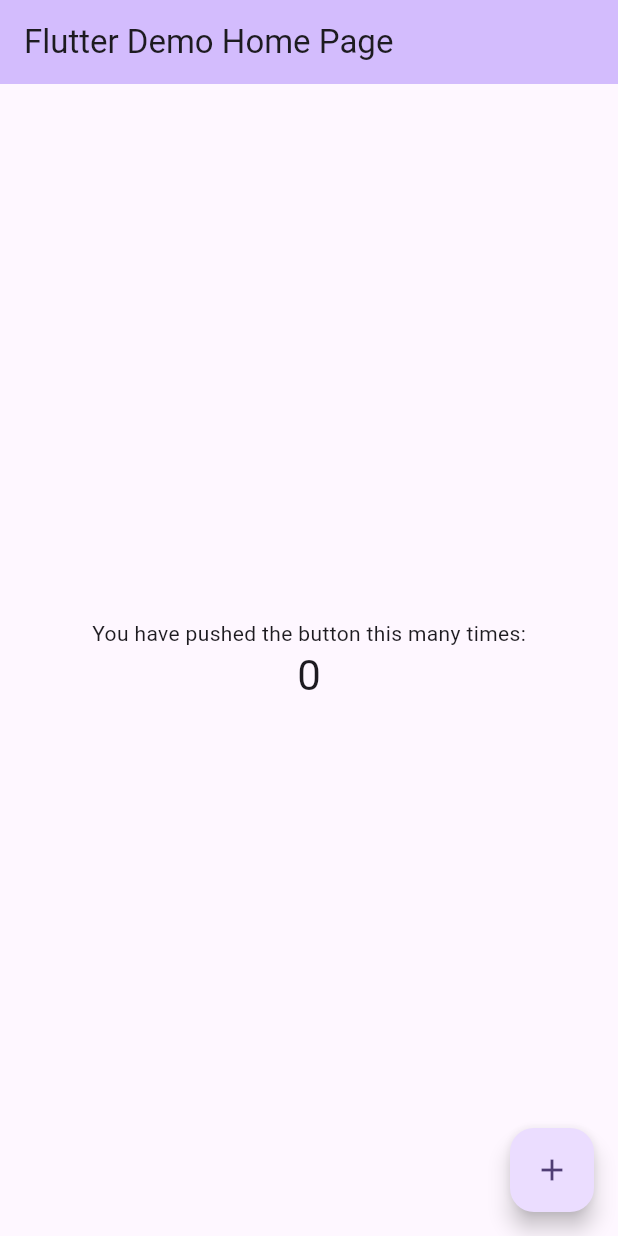
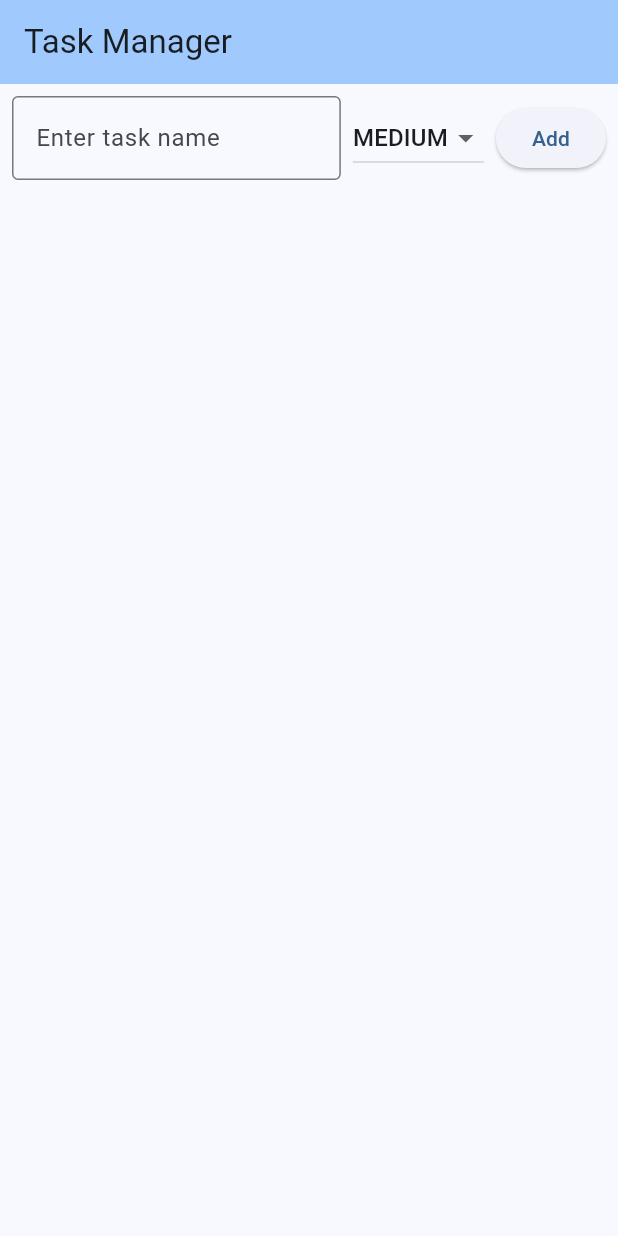
Before and after one commit to Jrollins13/CRUDwork, a Flutter app: the screen it shows after launch, on a phone screen of 412 x 824 dp. Run offline on Flutter 3.47's test engine with Material 3 defaults, Android fonts, the phone set to English and light mode, and no system bars.

Commit message:
Update main.dart
Draft 1

```diff
--- a/lib/main.dart
+++ b/lib/main.dart
@@ -7,116 +7,150 @@ void main() {
 class MyApp extends StatelessWidget {
   const MyApp({super.key});
 
-  // This widget is the root of your application.
   @override
   Widget build(BuildContext context) {
     return MaterialApp(
-      title: 'Flutter Demo',
+      title: 'Task Manager',
       theme: ThemeData(
-        // This is the theme of your application.
-        //
-        // TRY THIS: Try running your application with "flutter run". You'll see
-        // the application has a purple toolbar. Then, without quitting the app,
-        // try changing the seedColor in the colorScheme below to Colors.green
-        // and then invoke "hot reload" (save your changes or press the "hot
-        // reload" button in a Flutter-supported IDE, or press "r" if you used
-        // the command line to start the app).
-        //
-        // Notice that the counter didn't reset back to zero; the application
-        // state is not lost during the reload. To reset the state, use hot
-        // restart instead.
-        //
-        // This works for code too, not just values: Most code changes can be
-        // tested with just a hot reload.
-        colorScheme: ColorScheme.fromSeed(seedColor: Colors.deepPurple),
+        colorScheme: ColorScheme.fromSeed(seedColor: Colors.blue),
+        useMaterial3: true,
       ),
-      home: const MyHomePage(title: 'Flutter Demo Home Page'),
+      home: const TaskListScreen(),
     );
   }
 }
 
-class MyHomePage extends StatefulWidget {
-  const MyHomePage({super.key, required this.title});
+class Task {
+  String name;
+  bool isCompleted;
+  Priority priority;
 
-  // This widget is the home page of your application. It is stateful, meaning
-  // that it has a State object (defined below) that contains fields that affect
-  // how it looks.
+  Task({
+    required this.name,
+    this.isCompleted = false,
+    this.priority = Priority.medium
+  });
+}
 
-  // This class is the configuration for the state. It holds the values (in this
-  // case the title) provided by the parent (in this case the App widget) and
-  // used by the build method of the State. Fields in a Widget subclass are
-  // always marked "final".
+enum Priority { low, medium, high }
 
-  final String title;
+class TaskListScreen extends StatefulWidget {
+  const TaskListScreen({super.key});
 
   @override
-  State<MyHomePage> createState() => _MyHomePageState();
+  State<TaskListScreen> createState() => _TaskListScreenState();
 }
 
-class _MyHomePageState extends State<MyHomePage> {
-  int _counter = 0;
+class _TaskListScreenState extends State<TaskListScreen> {
+  final List<Task> _tasks = [];
+  final TextEditingController _taskController = TextEditingController();
+  Priority _selectedPriority = Priority.medium;
 
-  void _incrementCounter() {
+  void _addTask() {
+    if (_taskController.text.isEmpty) return;
+
     setState(() {
-      // This call to setState tells the Flutter framework that something has
-      // changed in this State, which causes it to rerun the build method below
-      // so that the display can reflect the updated values. If we changed
-      // _counter without calling setState(), then the build method would not be
-      // called again, and so nothing would appear to happen.
-      _counter++;
+      _tasks.add(Task(
+        name: _taskController.text,
+        priority: _selectedPriority,
+      ));
+      _taskController.clear();
+    });
+    _sortTasks();
+  }
+
+  void _toggleTask(int index) {
+    setState(() {
+      _tasks[index].isCompleted = !_tasks[index].isCompleted;
+    });
+  }
+
+  void _deleteTask(int index) {
+    setState(() {
+      _tasks.removeAt(index);
+    });
+  }
+
+  void _sortTasks() {
+    setState(() {
+      _tasks.sort((a, b) => b.priority.index.compareTo(a.priority.index));
     });
   }
 
   @override
   Widget build(BuildContext context) {
-    // This method is rerun every time setState is called, for instance as done
-    // by the _incrementCounter method above.
-    //
-    // The Flutter framework has been optimized to make rerunning build methods
-    // fast, so that you can just rebuild anything that needs updating rather
-    // than having to individually change instances of widgets.
     return Scaffold(
       appBar: AppBar(
-        // TRY THIS: Try changing the color here to a specific color (to
-        // Colors.amber, perhaps?) and trigger a hot reload to see the AppBar
-        // change color while the other colors stay the same.
         backgroundColor: Theme.of(context).colorScheme.inversePrimary,
-        // Here we take the value from the MyHomePage object that was created by
-        // the App.build method, and use it to set our appbar title.
-        title: Text(widget.title),
+        title: const Text('Task Manager'),
       ),
-      body: Center(
-        // Center is a layout widget. It takes a single child and positions it
-        // in the middle of the parent.
-        child: Column(
-          // Column is also a layout widget. It takes a list of children and
-          // arranges them vertically. By default, it sizes itself to fit its
-          // children horizontally, and tries to be as tall as its parent.
-          //
-          // Column has various properties to control how it sizes itself and
-          // how it positions its children. Here we use mainAxisAlignment to
-          // center the children vertically; the main axis here is the vertical
-          // axis because Columns are vertical (the cross axis would be
-          // horizontal).
-          //
-          // TRY THIS: Invoke "debug painting" (choose the "Toggle Debug Paint"
-          // action in the IDE, or press "p" in the console), to see the
-          // wireframe for each widget.
-          mainAxisAlignment: MainAxisAlignment.center,
-          children: <Widget>[
-            const Text('You have pushed the button this many times:'),
-            Text(
-              '$_counter',
-              style: Theme.of(context).textTheme.headlineMedium,
+      body: Column(
+        children: [
+          Padding(
+            padding: const EdgeInsets.all(8.0),
+            child: Row(
+              children: [
+                Expanded(
+                  child: TextField(
+                    controller: _taskController,
+                    decoration: const InputDecoration(
+                      hintText: 'Enter task name',
+                      border: OutlineInputBorder(),
+                    ),
+                  ),
+                ),
+                const SizedBox(width: 8),
+                DropdownButton<Priority>(
+                  value: _selectedPriority,
+                  items: Priority.values.map((priority) {
+                    return DropdownMenuItem(
+                      value: priority,
+                      child: Text(priority.name.toUpperCase()),
+                    );
+                  }).toList(),
+                  onChanged: (Priority? newValue) {
+                    if (newValue != null) {
+                      setState(() {
+                        _selectedPriority = newValue;
+                      });
+                    }
+                  },
+                ),
+                const SizedBox(width: 8),
+                ElevatedButton(
+                  onPressed: _addTask,
+                  child: const Text('Add'),
+                ),
+              ],
             ),
-          ],
-        ),
+          ),
+          Expanded(
+            child: ListView.builder(
+              itemCount: _tasks.length,
+              itemBuilder: (context, index) {
+                return ListTile(
+                  leading: Checkbox(
+                    value: _tasks[index].isCompleted,
+                    onChanged: (_) => _toggleTask(index),
+                  ),
+                  title: Text(_tasks[index].name),
+                  subtitle: Text('Priority: ${_tasks[index].priority.name.toUpperCase()}'),
+                  trailing: IconButton(
+                    icon: const Icon(Icons.delete),
+                    onPressed: () => _deleteTask(index),
+                  ),
+                );
+              },
+            ),
+          ),
+        ],
       ),
-      floatingActionButton: FloatingActionButton(
-        onPressed: _incrementCounter,
-        tooltip: 'Increment',
-        child: const Icon(Icons.add),
-      ), // This trailing comma makes auto-formatting nicer for build methods.
     );
   }
+
+  @override
+  void dispose() {
+    _taskController.dispose();
+    super.dispose();
+  }
 }
```
